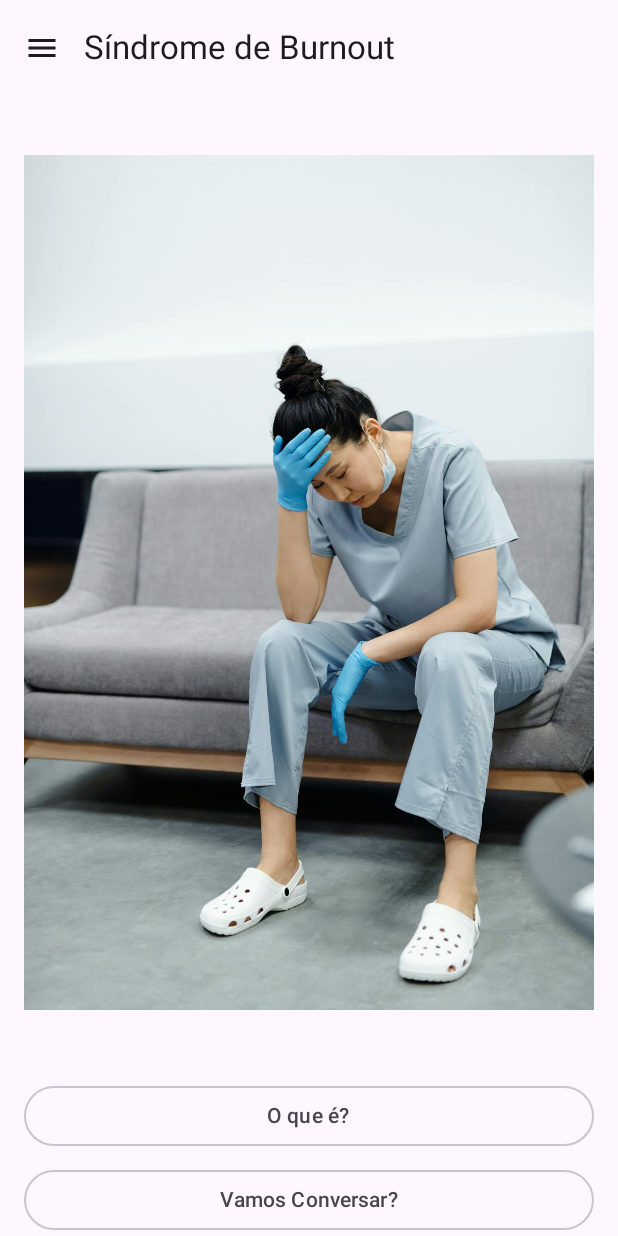
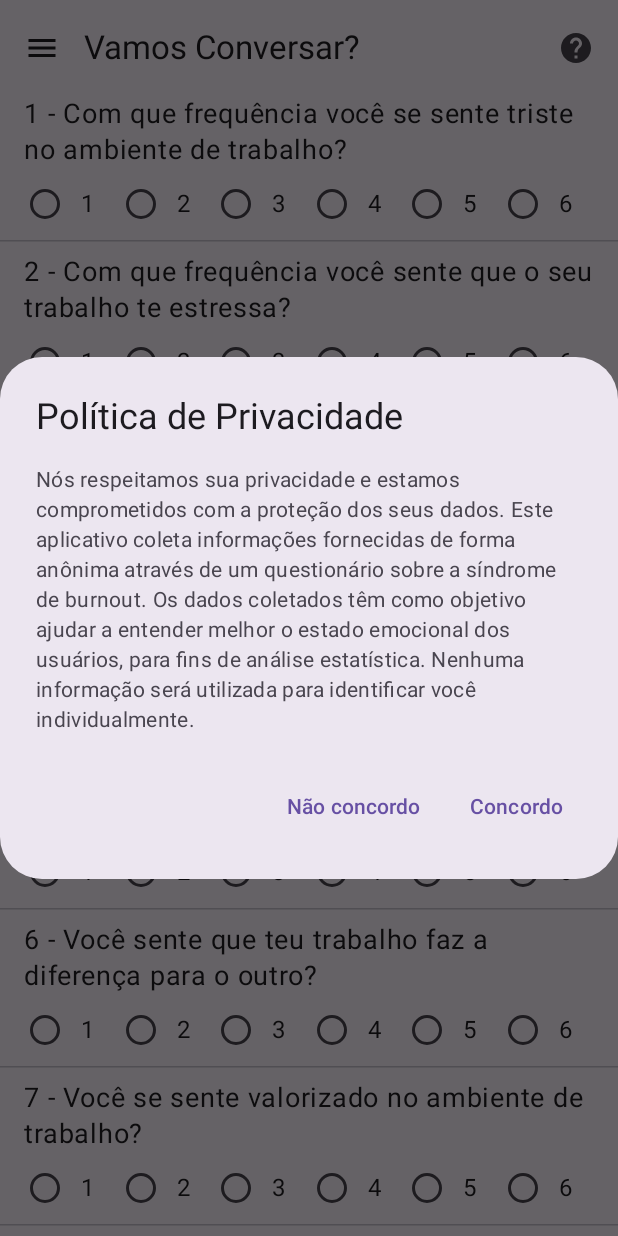
Before and after one commit to janssenbatista/enfburnout, an Android app built with Jetpack Compose: the screen it shows after launch (MainActivity), after a tap on "Vamos Conversar?", on a phone screen of 412 x 824 dp. Run offline under Robolectric (Android 15) with nearby library versions, the phone set to English and light mode, and no system bars; our stand-ins replace Voyager.

Commit message:
feat: add let's talk screen

```diff
--- a/app/src/main/java/dev/janssenbatista/enfburnout/MainActivity.kt
+++ b/app/src/main/java/dev/janssenbatista/enfburnout/MainActivity.kt
@@ -8,6 +8,7 @@ import androidx.compose.foundation.layout.Column
 import androidx.compose.foundation.layout.fillMaxSize
 import androidx.compose.foundation.layout.padding
 import androidx.compose.material.icons.Icons
+import androidx.compose.material.icons.automirrored.outlined.Help
 import androidx.compose.material.icons.filled.Menu
 import androidx.compose.material3.DrawerValue
 import androidx.compose.material3.ExperimentalMaterial3Api
@@ -29,8 +30,10 @@ import androidx.compose.ui.Modifier
 import androidx.compose.ui.input.nestedscroll.nestedScroll
 import cafe.adriel.voyager.navigator.Navigator
 import dev.janssenbatista.enfburnout.components.DrawerContent
+import dev.janssenbatista.enfburnout.components.QuestionHintDialog
 import dev.janssenbatista.enfburnout.features.home.HomeScreen
 import dev.janssenbatista.enfburnout.features.splashscreen.SplashScreen
+import dev.janssenbatista.enfburnout.features.talk.TalkScreen
 import dev.janssenbatista.enfburnout.ui.theme.EnfBurnoutTheme
 import kotlinx.coroutines.launch
 
@@ -44,18 +47,19 @@ class MainActivity : ComponentActivity() {
 
                 val coroutineScope = rememberCoroutineScope()
                 val drawerState = rememberDrawerState(initialValue = DrawerValue.Closed)
-                val scrollBehavior = TopAppBarDefaults.enterAlwaysScrollBehavior()
-                var appBarTitle by remember {
-                    mutableStateOf(HomeScreen.TITLE)
+                val scrollBehavior = TopAppBarDefaults.pinnedScrollBehavior()
+                var isQuestionHintDialogVisible by remember {
+                    mutableStateOf(false)
                 }
 
                 Navigator(screen = SplashScreen) { navigator: Navigator ->
                     ModalNavigationDrawer(
                         drawerContent = {
                             ModalDrawerSheet {
-                                DrawerContent(navigator = navigator) { screen, title ->
+                                DrawerContent(
+                                    navigator = navigator,
+                                ) { screen ->
                                     navigator.replace(screen)
-                                    appBarTitle = title
                                     coroutineScope.launch {
                                         drawerState.close()
                                     }
@@ -68,7 +72,7 @@ class MainActivity : ComponentActivity() {
                             topBar = {
                                 if (navigator.lastItem::class.simpleName != SplashScreen::class.simpleName) {
                                     TopAppBar(
-                                        title = { Text(text = appBarTitle) },
+                                        title = { Text(text = getTopBarTitle(navigator)) },
                                         navigationIcon = {
                                             IconButton(onClick = {
                                                 coroutineScope.launch {
@@ -81,17 +85,38 @@ class MainActivity : ComponentActivity() {
                                                 )
                                             }
                                         },
-                                        scrollBehavior = scrollBehavior
+                                        scrollBehavior = scrollBehavior,
+                                        actions = {
+                                            if (navigator.lastItem::class.simpleName == TalkScreen::class.simpleName) {
+                                                IconButton(onClick = {
+                                                    isQuestionHintDialogVisible = true
+                                                }) {
+                                                    Icon(
+                                                        imageVector = Icons.AutoMirrored.Outlined.Help,
+                                                        contentDescription = "show help dialog"
+                                                    )
+                                                }
+                                            }
+                                        }
                                     )
                                 }
                             }) { paddingValues ->
                             Column(
                                 Modifier
                                     .padding(paddingValues)
+                                    .nestedScroll(scrollBehavior.nestedScrollConnection)
                                     .fillMaxSize()
-                                    .nestedScroll(scrollBehavior.nestedScrollConnection)
                             ) {
                                 navigator.lastItem.Content()
+                                if (isQuestionHintDialogVisible) {
+                                    QuestionHintDialog(
+                                        onDismissRequestClick = {
+                                            isQuestionHintDialogVisible = false
+                                        },
+                                        onConfirmButtonClick = {
+                                            isQuestionHintDialogVisible = false
+                                        })
+                                }
                             }
                         }
                     }
@@ -100,3 +125,10 @@ class MainActivity : ComponentActivity() {
         }
     }
 }
+
+private fun getTopBarTitle(navigator: Navigator): String =
+    when (navigator.lastItem::class.simpleName) {
+        HomeScreen::class.simpleName -> HomeScreen.TITLE
+        TalkScreen::class.simpleName -> TalkScreen.TITLE
+        else -> ""
+    }
--- a/app/src/main/java/dev/janssenbatista/enfburnout/components/DrawerContent.kt
+++ b/app/src/main/java/dev/janssenbatista/enfburnout/components/DrawerContent.kt
@@ -30,7 +30,10 @@ import dev.janssenbatista.enfburnout.R
 import dev.janssenbatista.enfburnout.features.home.HomeScreen
 
 @Composable
-fun DrawerContent(navigator: Navigator, onMenuClick: (Screen, String) -> Unit) {
+fun DrawerContent(
+    navigator: Navigator,
+    onMenuClick: (Screen) -> Unit
+) {
     Column(
         Modifier
             .padding(NavigationDrawerItemDefaults.ItemPadding)
@@ -62,7 +65,12 @@ fun DrawerContent(navigator: Navigator, onMenuClick: (Screen, String) -> Unit) {
         NavigationDrawerItem(
             label = { Text(text = "Início") },
             selected = navigator.lastItem::class.simpleName == HomeScreen::class.simpleName,
-            onClick = { onMenuClick(HomeScreen, HomeScreen.TITLE) },
-            icon = { Icon(imageVector = Icons.Default.Home, contentDescription = "Home") })
+            onClick = { onMenuClick(HomeScreen) },
+            icon = {
+                Icon(
+                    imageVector = Icons.Default.Home,
+                    contentDescription = HomeScreen.TITLE
+                )
+            })
     }
 }
--- /dev/null
+++ b/app/src/main/java/dev/janssenbatista/enfburnout/components/PrivacyPolicyDialog.kt
@@ -0,0 +1,37 @@
+package dev.janssenbatista.enfburnout.components
+
+import androidx.compose.material3.AlertDialog
+import androidx.compose.material3.Text
+import androidx.compose.material3.TextButton
+import androidx.compose.runtime.Composable
+import androidx.compose.ui.res.stringResource
+import androidx.compose.ui.tooling.preview.Preview
+import androidx.compose.ui.window.DialogProperties
+import dev.janssenbatista.enfburnout.R
+
+@Composable
+fun PrivacyPolicyDialog(onDismissRequestClick: () -> Unit, onConfirmButtonClick: () -> Unit) {
+    AlertDialog(
+        title = { Text(text = stringResource(R.string.privacy_policy_title)) },
+        text = {
+            Text(text = stringResource(R.string.privacy_policy_text))
+        },
+        onDismissRequest = {}, dismissButton = {
+            TextButton(onClick = onDismissRequestClick) {
+                Text(text = "Não concordo")
+            }
+        },
+        confirmButton = {
+            TextButton(onClick = onConfirmButtonClick) {
+                Text(text = "Concordo")
+            }
+        },
+        properties = DialogProperties(dismissOnBackPress = false, dismissOnClickOutside = false)
+    )
+}
+
+@Preview
+@Composable
+fun PreviewPrivacyPolicyDialog() {
+    PrivacyPolicyDialog({}, {})
+}
--- /dev/null
+++ b/app/src/main/java/dev/janssenbatista/enfburnout/components/Question.kt
@@ -0,0 +1,64 @@
+package dev.janssenbatista.enfburnout.components
+
+import androidx.compose.foundation.clickable
+import androidx.compose.foundation.layout.Arrangement
+import androidx.compose.foundation.layout.Column
+import androidx.compose.foundation.layout.Row
+import androidx.compose.foundation.layout.fillMaxWidth
+import androidx.compose.foundation.layout.padding
+import androidx.compose.material3.HorizontalDivider
+import androidx.compose.material3.RadioButton
+import androidx.compose.material3.Text
+import androidx.compose.runtime.Composable
+import androidx.compose.runtime.getValue
+import androidx.compose.runtime.mutableIntStateOf
+import androidx.compose.runtime.remember
+import androidx.compose.runtime.setValue
+import androidx.compose.ui.Alignment
+import androidx.compose.ui.Modifier
+import androidx.compose.ui.tooling.preview.Preview
+import androidx.compose.ui.unit.dp
+import androidx.compose.ui.unit.sp
+
+@Composable
+fun Question(
+    modifier: Modifier = Modifier,
+    title: String = "",
+    showDivider: Boolean = true,
+    onItemSelected: (Int) -> Unit
+) {
+    var selectedItem by remember {
+        mutableIntStateOf(-1)
+    }
+    Column(modifier) {
+        Text(text = title, fontSize = 18.sp, modifier = Modifier.padding(horizontal = 16.dp))
+        Row(
+            Modifier
+                .fillMaxWidth()
+                .padding(end = 24.dp),
+            horizontalArrangement = Arrangement.SpaceEvenly
+        ) {
+            listOf(1, 2, 3, 4, 5, 6).forEach { item ->
+                Row(Modifier.clickable {
+                    onItemSelected(item)
+                    selectedItem = item
+                }, verticalAlignment = Alignment.CenterVertically) {
+                    RadioButton(selected = item == selectedItem, onClick = {
+                        onItemSelected(item)
+                        selectedItem = item
+                    })
+                    Text(text = item.toString())
+                }
+            }
+        }
+        if (showDivider) {
+            HorizontalDivider(Modifier.padding(bottom = 8.dp))
+        }
+    }
+}
+
+@Preview(showBackground = true)
+@Composable
+fun PreviewQuestion() {
+    Question(title = "Qual a sua opnião sobre isso?") { }
+}
--- a/app/src/main/java/dev/janssenbatista/enfburnout/di/appModule.kt
+++ b/app/src/main/java/dev/janssenbatista/enfburnout/di/appModule.kt
@@ -1,7 +1,9 @@
 package dev.janssenbatista.enfburnout.di
 
+import dev.janssenbatista.enfburnout.features.talk.TalkViewModel
+import org.koin.core.module.dsl.viewModel
 import org.koin.dsl.module
 
 val appModule = module {
-
+    viewModel { TalkViewModel() }
 }
--- a/app/src/main/java/dev/janssenbatista/enfburnout/features/home/HomeScreen.kt
+++ b/app/src/main/java/dev/janssenbatista/enfburnout/features/home/HomeScreen.kt
@@ -14,7 +14,10 @@ import androidx.compose.ui.layout.ContentScale
 import androidx.compose.ui.res.painterResource
 import androidx.compose.ui.unit.dp
 import cafe.adriel.voyager.core.screen.Screen
+import cafe.adriel.voyager.navigator.LocalNavigator
+import cafe.adriel.voyager.navigator.currentOrThrow
 import dev.janssenbatista.enfburnout.R
+import dev.janssenbatista.enfburnout.features.talk.TalkScreen
 
 object HomeScreen : Screen {
     private fun readResolve(): Any = HomeScreen
@@ -22,6 +25,8 @@ object HomeScreen : Screen {
 
     @Composable
     override fun Content() {
+        val navigator = LocalNavigator.currentOrThrow
+
         Column(
             Modifier
                 .fillMaxSize()
@@ -31,7 +36,7 @@ object HomeScreen : Screen {
             Image(
                 painter = painterResource(id = R.drawable.burnout_pic),
                 contentDescription = null,
-                contentScale = ContentScale.FillWidth,
+                contentScale = ContentScale.Crop,
                 modifier = Modifier
                     .fillMaxWidth()
                     .weight(1f)
@@ -39,7 +44,12 @@ object HomeScreen : Screen {
             OutlinedButton(onClick = { /*TODO*/ }, modifier = Modifier.fillMaxWidth()) {
                 Text(text = "O que é?")
             }
-            OutlinedButton(onClick = { /*TODO*/ }, modifier = Modifier.fillMaxWidth()) {
+            OutlinedButton(
+                onClick = { navigator.push(TalkScreen) },
+                modifier = Modifier
+                    .fillMaxWidth()
+                    .padding(bottom = 16.dp)
+            ) {
                 Text(text = "Vamos Conversar?")
             }
         }
--- /dev/null
+++ b/app/src/main/java/dev/janssenbatista/enfburnout/features/talk/TalkScreen.kt
@@ -0,0 +1,90 @@
+package dev.janssenbatista.enfburnout.features.talk
+
+import android.widget.Toast
+import androidx.compose.foundation.layout.Column
+import androidx.compose.foundation.layout.fillMaxWidth
+import androidx.compose.foundation.layout.padding
+import androidx.compose.foundation.rememberScrollState
+import androidx.compose.foundation.verticalScroll
+import androidx.compose.material3.Button
+import androidx.compose.material3.Text
+import androidx.compose.runtime.Composable
+import androidx.compose.runtime.collectAsState
+import androidx.compose.runtime.getValue
+import androidx.compose.runtime.mutableStateOf
+import androidx.compose.runtime.remember
+import androidx.compose.runtime.setValue
+import androidx.compose.ui.Modifier
+import androidx.compose.ui.platform.LocalContext
+import androidx.compose.ui.unit.dp
+import cafe.adriel.voyager.core.screen.Screen
+import cafe.adriel.voyager.navigator.LocalNavigator
+import cafe.adriel.voyager.navigator.currentOrThrow
+import dev.janssenbatista.enfburnout.components.PrivacyPolicyDialog
+import dev.janssenbatista.enfburnout.components.Question
+import dev.janssenbatista.enfburnout.components.QuestionHintDialog
+import dev.janssenbatista.enfburnout.features.home.HomeScreen
+import org.koin.androidx.compose.koinViewModel
+
+object TalkScreen : Screen {
+    private fun readResolve(): Any = TalkScreen
+
+    const val TITLE = "Vamos Conversar?"
+
+    private val questions = listOf(
+        "1 - Com que frequência você se sente triste no ambiente de trabalho?",
+        "2 - Com que frequência você sente que o seu trabalho te estressa?",
+        "3 - Com que frequência você sente que o ambiente de trabalho te esgota emocionalmente e fisicamente?",
+        "4 - Com que frequência você sente que lidar com colegas de trabalho ou o público alvo te deixa exausto?",
+        "5 - Você sente que seu trabalho te faz feliz?",
+        "6 - Você sente que teu trabalho faz a diferença para o outro?",
+        "7 - Você se sente valorizado no ambiente de trabalho?",
+        "8 - Você acha que está recebendo o valor salarial adequado para a sua função no trabalho?",
+        "9 - Você acha que o seu trabalho afeta as suas relações pessoais e interpessoais?",
+        "10 - Você acredita que o habito de fazer exercícios físicos ajuda a enfrentar o estresse no ambiente de trabalho?"
+    )
+
+    @Composable
+    override fun Content() {
+
+        val talkViewModel: TalkViewModel = koinViewModel<TalkViewModel>()
+        val state by talkViewModel.talkState.collectAsState()
+        val content = LocalContext.current
+        val navigator = LocalNavigator.currentOrThrow
+        var isPrivacyPolicyDialogVisible by remember {
+            mutableStateOf(true)
+        }
+
+        Column(
+            Modifier
+                .verticalScroll(rememberScrollState())
+        ) {
+            questions.forEachIndexed { index, question ->
+                Question(
+                    title = question,
+                    showDivider = index != questions.size - 1
+                ) { selectedItem ->
+                    state.setAnswer(index, selectedItem)
+                }
+            }
+            Button(
+                onClick = { state.onSend() },
+                modifier = Modifier
+                    .fillMaxWidth()
+                    .padding(horizontal = 16.dp)
+                    .padding(bottom = 8.dp)
+            ) {
+                Text(text = "Submeter Formulário")
+            }
+
+        }
+        if (isPrivacyPolicyDialogVisible) {
+            PrivacyPolicyDialog(
+                onDismissRequestClick = { navigator.replace(HomeScreen) },
+                onConfirmButtonClick = { isPrivacyPolicyDialogVisible = false })
+        }
+        if (state.errorMessage.isNotBlank()) {
+            Toast.makeText(content, state.errorMessage, Toast.LENGTH_SHORT).show()
+        }
+    }
+}
--- /dev/null
+++ b/app/src/main/java/dev/janssenbatista/enfburnout/features/talk/TalkViewModel.kt
@@ -0,0 +1,42 @@
+package dev.janssenbatista.enfburnout.features.talk
+
+import androidx.lifecycle.ViewModel
+import kotlinx.coroutines.flow.MutableStateFlow
+import kotlinx.coroutines.flow.asStateFlow
+import kotlinx.coroutines.flow.update
+
+class TalkViewModel : ViewModel() {
+
+    private val _talkState = MutableStateFlow(TalkState())
+    val talkState = _talkState.asStateFlow()
+
+    init {
+        _talkState.update {
+            it.copy(setAnswer = { questionIndex, value ->
+                _talkState.update { state ->
+                    state.copy(answers = state.answers.mapIndexed { index, oldValue ->
+                        if (index == questionIndex) value else oldValue
+                    }, errorMessage = "")
+                }
+            }, onSend = {
+                _talkState.value.answers.forEachIndexed { index, answer ->
+                    if (answer == 0) {
+                        _talkState.update { state ->
+                            state.copy(errorMessage = "A questão ${index + 1} não foi respondida")
+                        }
+                        return@copy
+                    }
+                }
+            })
+        }
+
+    }
+}
+
+data class TalkState(
+    val answers: List<Int> = List(10) { 0 },
+    val errorMessage: String = "",
+    val answersSend: Boolean = false,
+    val setAnswer: (Int, Int) -> Unit = { _, _ -> },
+    val onSend: () -> Unit = {}
+)
--- a/app/src/main/res/values/strings.xml
+++ b/app/src/main/res/values/strings.xml
@@ -1,4 +1,6 @@
 <resources>
     <string name="app_name">EnfBurnout</string>
     <string name="app_logo">app logo</string>
+    <string name="privacy_policy_text">Nós respeitamos sua privacidade e estamos comprometidos com a proteção dos seus dados. Este aplicativo coleta informações fornecidas de forma anônima através de um questionário sobre a síndrome de burnout. Os dados coletados têm como objetivo ajudar a entender melhor o estado emocional dos usuários, para fins de análise estatística. Nenhuma informação será utilizada para identificar você individualmente.</string>
+    <string name="privacy_policy_title">Política de Privacidade</string>
 </resources>
```
Also changed, not shown: app/src/main/java/dev/janssenbatista/enfburnout/components/QuestionHintDialog.kt (added, +55 -0 lines).
